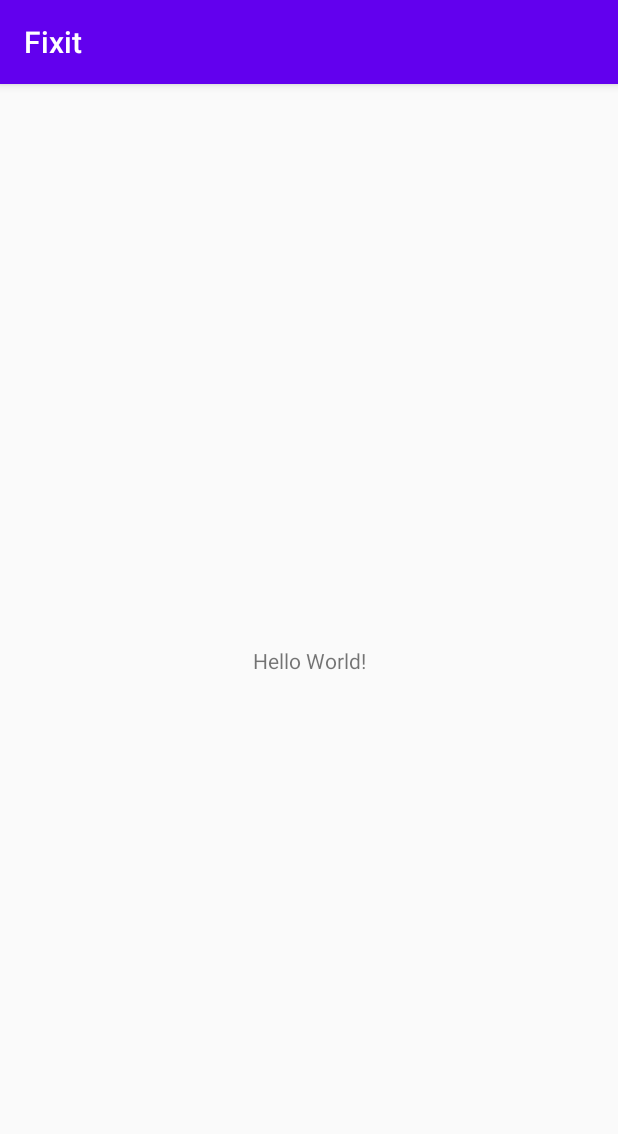
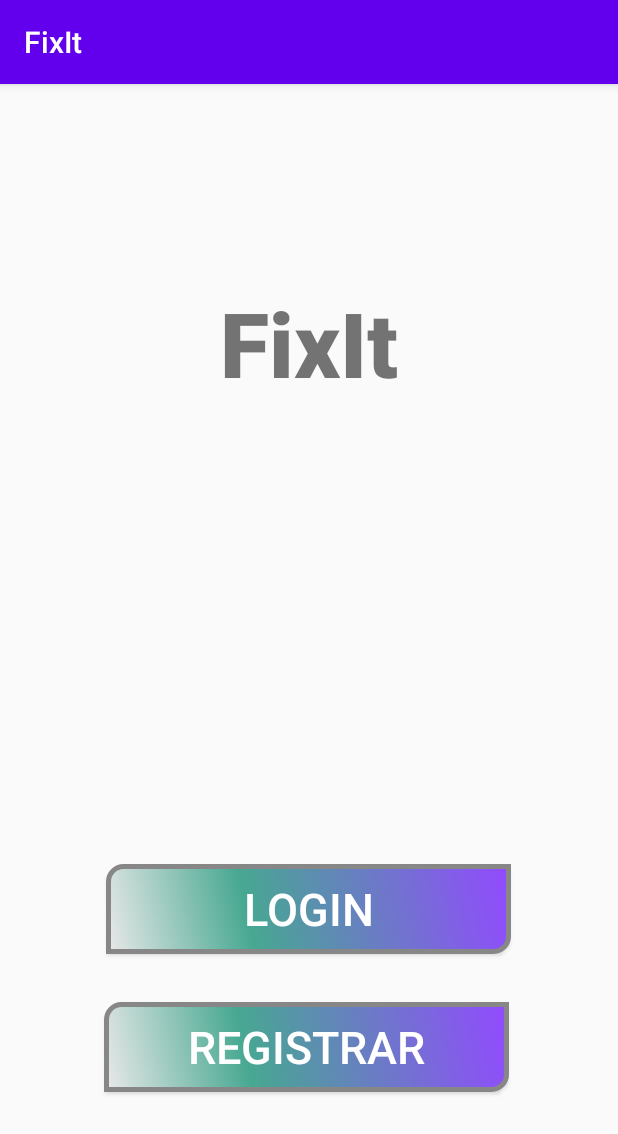
Before and after one commit to BrunoMarini/Fixit_APP, an Android app: the screen it shows after launch (MainActivity), on a phone screen of 412 x 824 dp. Shown: the top 1134 px of the screen. Run offline under Robolectric (Android 15) with nearby library versions, the phone set to English and light mode, and no system bars.

Commit message:
Register user done (User input, server communication)

```diff
--- a/APP/app/build.gradle
+++ b/APP/app/build.gradle
@@ -26,6 +26,9 @@ dependencies {
     implementation fileTree(dir: "libs", include: ["*.jar"])
     implementation 'androidx.appcompat:appcompat:1.2.0'
     implementation 'androidx.constraintlayout:constraintlayout:2.0.4'
+    implementation 'com.github.santalu:mask-edittext:1.0.2'
+    implementation 'com.squareup.okhttp:okhttp:2.5.0'
+
     testImplementation 'junit:junit:4.12'
     androidTestImplementation 'androidx.test.ext:junit:1.1.2'
     androidTestImplementation 'androidx.test.espresso:espresso-core:3.3.0'
--- a/APP/app/src/main/java/com/city/fixit/MainActivity.java
+++ b/APP/app/src/main/java/com/city/fixit/MainActivity.java
@@ -2,7 +2,11 @@ package com.city.fixit;
 
 import androidx.appcompat.app.AppCompatActivity;
 
+import android.content.Context;
+import android.content.Intent;
 import android.os.Bundle;
+import android.view.View;
+import android.widget.Button;
 
 public class MainActivity extends AppCompatActivity {
 
@@ -10,5 +14,21 @@ public class MainActivity extends AppCompatActivity {
     protected void onCreate(Bundle savedInstanceState) {
         super.onCreate(savedInstanceState);
         setContentView(R.layout.activity_main);
+
+        final Context context = this;
+
+        Button btnLogin = findViewById(R.id.btnLogin);
+        btnLogin.setOnClickListener(new View.OnClickListener() {
+            @Override
+            public void onClick(View v) {
+            }
+        });
+        Button btnRegister = findViewById(R.id.btnRegister);
+        btnRegister.setOnClickListener(new View.OnClickListener() {
+            @Override
+            public void onClick(View v) {
+                startActivity(new Intent(context, RegisterActivity.class));
+            }
+        });
     }
 }
--- /dev/null
+++ b/APP/app/src/main/res/drawable/button_shape.xml
@@ -0,0 +1,31 @@
+<?xml version="1.0" encoding="utf-8"?>
+<shape xmlns:android="http://schemas.android.com/apk/res/android" android:shape="rectangle" >
+    <corners
+        android:topLeftRadius="10dp"
+        android:topRightRadius="0dp"
+        android:bottomLeftRadius="0dp"
+        android:bottomRightRadius="10dp"
+        />
+    <gradient
+        android:angle="45"
+        android:centerX="35%"
+        android:centerColor="#47A891"
+        android:startColor="#E8E8E8"
+        android:endColor="#924AFF"
+        android:type="linear"
+        />
+    <padding
+        android:left="0dp"
+        android:top="0dp"
+        android:right="0dp"
+        android:bottom="0dp"
+        />
+    <size
+        android:width="270dp"
+        android:height="60dp"
+        />
+    <stroke
+        android:width="3dp"
+        android:color="#878787"
+        />
+</shape>
--- a/APP/app/src/main/res/layout/activity_main.xml
+++ b/APP/app/src/main/res/layout/activity_main.xml
@@ -9,10 +9,42 @@
     <TextView
         android:layout_width="wrap_content"
         android:layout_height="wrap_content"
-        android:text="Hello World!"
-        app:layout_constraintBottom_toBottomOf="parent"
-        app:layout_constraintLeft_toLeftOf="parent"
-        app:layout_constraintRight_toRightOf="parent"
+        android:layout_marginTop="132dp"
+        android:fontFamily="sans-serif-black"
+        android:text="@string/app_name"
+        android:textSize="60sp"
+        app:layout_constraintEnd_toEndOf="parent"
+        app:layout_constraintStart_toStartOf="parent"
         app:layout_constraintTop_toTopOf="parent" />
 
+    <Button
+        android:id="@+id/btnLogin"
+        android:layout_width="270dp"
+        android:layout_height="60dp"
+        android:layout_marginBottom="32dp"
+        android:background="@drawable/button_shape"
+        android:shadowColor="#A8A8A8"
+        android:text="@string/btn_login"
+        android:textColor="#FFFFFF"
+        android:textSize="30sp"
+        app:layout_constraintBottom_toTopOf="@+id/btnRegister"
+        app:layout_constraintEnd_toEndOf="parent"
+        app:layout_constraintHorizontal_bias="0.496"
+        app:layout_constraintStart_toStartOf="parent" />
+
+    <Button
+        android:id="@+id/btnRegister"
+        android:layout_width="270dp"
+        android:layout_height="60dp"
+        android:layout_marginBottom="96dp"
+        android:background="@drawable/button_shape"
+        android:shadowColor="#A8A8A8"
+        android:text="@string/btn_register"
+        android:textColor="#FFFFFF"
+        android:textSize="30sp"
+        app:layout_constraintBottom_toBottomOf="parent"
+        app:layout_constraintEnd_toEndOf="parent"
+        app:layout_constraintHorizontal_bias="0.489"
+        app:layout_constraintStart_toStartOf="parent" />
+
 </androidx.constraintlayout.widget.ConstraintLayout>
--- /dev/null
+++ b/APP/app/src/main/res/values-round/strings.xml
@@ -0,0 +1,3 @@
+<resources>
+    <string name="hello_world">Hello Round World!</string>
+</resources>
--- a/APP/app/src/main/res/values/colors.xml
+++ b/APP/app/src/main/res/values/colors.xml
@@ -3,4 +3,5 @@
     <color name="colorPrimary">#6200EE</color>
     <color name="colorPrimaryDark">#3700B3</color>
     <color name="colorAccent">#03DAC5</color>
+    <color name="colorLightPurple">#9F8AA9</color>
 </resources>
--- a/APP/build.gradle
+++ b/APP/build.gradle
@@ -16,6 +16,7 @@ allprojects {
     repositories {
         google()
         jcenter()
+        maven { url "http://jitpack.io" }
     }
 }
 
```
Also changed, not shown: APP/app/src/main/AndroidManifest.xml (+9 -1 lines), APP/app/src/main/java/com/city/fixit/RegisterActivity.java (added, +167 -0 lines), APP/app/src/main/java/com/city/fixit/ServerCommunication/CustomOkHttpClient.java (added, +73 -0 lines), APP/app/src/main/java/com/city/fixit/ServerCommunication/JsonParser.java (added, +34 -0 lines), APP/app/src/main/java/com/city/fixit/Utils/Constants.java (added, +16 -0 lines), APP/app/src/main/java/com/city/fixit/Utils/FLog.java (added, +13 -0 lines), APP/app/src/main/res/drawable/edit_text_error_shape.xml (added, +26 -0 lines), APP/app/src/main/res/drawable/edit_text_shape.xml (added, +26 -0 lines), APP/app/src/main/res/layout/activity_register.xml (added, +197 -0 lines), APP/app/src/main/res/values/dimens.xml (added, +15 -0 lines), APP/app/src/main/res/values/strings.xml (+20 -1 lines), 1 other file.
